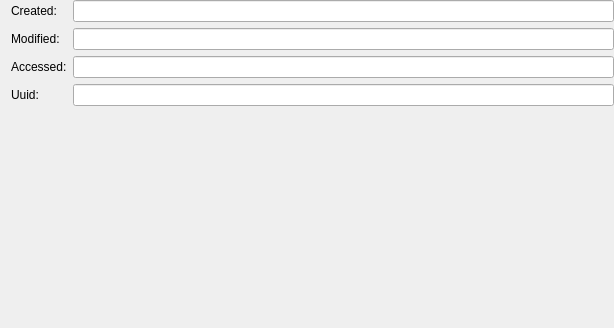
Qt form src/gui/EditWidgetProperties.ui (keepassxreboot/keepassxc) before a commit.
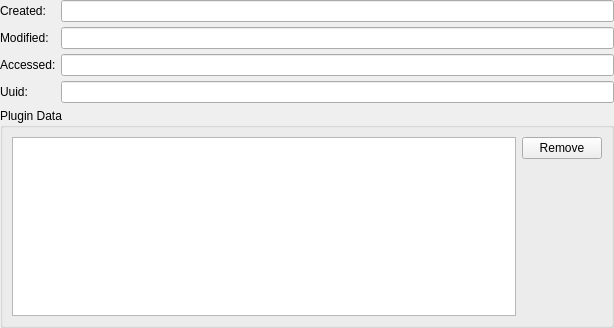
The same form after that commit.

Commit message:
Introduced missing CustomData on Group and Entry
Introduce missing CustomData-attributes of KDBX4 format to allow
storing of plugin data for groups and entries - adopt Metadata to use
the same storage mechanism
Add simple view for CustomData as part of EditWidgetProperties
Tracking of CustomData-Modification using SIGNAL-SLOT update-mechanism

Patch:
```diff
--- a/src/gui/EditWidgetProperties.ui
+++ b/src/gui/EditWidgetProperties.ui
@@ -10,9 +10,12 @@
     <height>328</height>
    </rect>
   </property>
-  <layout class="QFormLayout" name="formLayout">
-   <property name="fieldGrowthPolicy">
-    <enum>QFormLayout::ExpandingFieldsGrow</enum>
+  <layout class="QVBoxLayout" name="verticalLayout" stretch="0,0">
+   <property name="spacing">
+    <number>5</number>
+   </property>
+   <property name="leftMargin">
+    <number>0</number>
    </property>
    <property name="topMargin">
     <number>0</number>
@@ -23,48 +26,50 @@
    <property name="bottomMargin">
     <number>0</number>
    </property>
-   <item row="1" column="1">
-    <widget class="QLineEdit" name="createdEdit">
-     <property name="sizePolicy">
-      <sizepolicy hsizetype="Expanding" vsizetype="Fixed">
-       <horstretch>0</horstretch>
-       <verstretch>0</verstretch>
-      </sizepolicy>
-     </property>
-     <property name="readOnly">
-      <bool>true</bool>
-     </property>
-    </widget>
-   </item>
-   <item row="2" column="1">
-    <widget class="QLineEdit" name="modifiedEdit">
-     <property name="sizePolicy">
-      <sizepolicy hsizetype="Expanding" vsizetype="Fixed">
-       <horstretch>0</horstretch>
-       <verstretch>0</verstretch>
-      </sizepolicy>
-     </property>
-     <property name="readOnly">
-      <bool>true</bool>
-     </property>
-    </widget>
-   </item>
+   <item>
+    <layout class="QFormLayout" name="formLayout_2">
    <item row="1" column="0">
-    <widget class="QLabel" name="label_2">
+      <widget class="QLabel" name="labelCreated">
      <property name="text">
       <string>Created:</string>
      </property>
     </widget>
    </item>
+     <item row="1" column="1">
+      <widget class="QLineEdit" name="createdEdit">
+       <property name="sizePolicy">
+        <sizepolicy hsizetype="Expanding" vsizetype="Fixed">
+         <horstretch>0</horstretch>
+         <verstretch>0</verstretch>
+        </sizepolicy>
+       </property>
+       <property name="readOnly">
+        <bool>true</bool>
+       </property>
+      </widget>
+     </item>
    <item row="2" column="0">
-    <widget class="QLabel" name="label">
+      <widget class="QLabel" name="labelModfied">
      <property name="text">
       <string>Modified:</string>
      </property>
     </widget>
    </item>
+     <item row="2" column="1">
+      <widget class="QLineEdit" name="modifiedEdit">
+       <property name="sizePolicy">
+        <sizepolicy hsizetype="Expanding" vsizetype="Fixed">
+         <horstretch>0</horstretch>
+         <verstretch>0</verstretch>
+        </sizepolicy>
+       </property>
+       <property name="readOnly">
+        <bool>true</bool>
+       </property>
+      </widget>
+     </item>
    <item row="3" column="0">
-    <widget class="QLabel" name="label_3">
+      <widget class="QLabel" name="labelAccessed">
      <property name="text">
       <string>Accessed:</string>
      </property>
@@ -78,7 +83,7 @@
     </widget>
    </item>
    <item row="4" column="0">
-    <widget class="QLabel" name="label_4">
+      <widget class="QLabel" name="labelUuid">
      <property name="text">
       <string>Uuid:</string>
      </property>
@@ -89,6 +94,60 @@
      <property name="readOnly">
       <bool>true</bool>
      </property>
+      </widget>
+     </item>
+    </layout>
+   </item>
+   <item>
+    <widget class="QGroupBox" name="groupBox">
+     <property name="title">
+      <string>Plugin Data</string>
+     </property>
+     <layout class="QHBoxLayout" name="horizontalLayout">
+      <item>
+       <widget class="QTableView" name="customDataTable">
+        <property name="editTriggers">
+         <set>QAbstractItemView::NoEditTriggers</set>
+        </property>
+        <property name="selectionBehavior">
+         <enum>QAbstractItemView::SelectRows</enum>
+        </property>
+        <attribute name="horizontalHeaderVisible">
+         <bool>false</bool>
+        </attribute>
+        <attribute name="horizontalHeaderStretchLastSection">
+         <bool>true</bool>
+        </attribute>
+        <attribute name="verticalHeaderVisible">
+         <bool>false</bool>
+        </attribute>
+       </widget>
+      </item>
+      <item>
+       <layout class="QVBoxLayout" name="verticalLayout_2">
+        <item>
+         <widget class="QPushButton" name="removeCustomDataButton">
+          <property name="text">
+           <string>Remove</string>
+          </property>
+         </widget>
+        </item>
+        <item>
+         <spacer name="verticalSpacer">
+          <property name="orientation">
+           <enum>Qt::Vertical</enum>
+          </property>
+          <property name="sizeHint" stdset="0">
+           <size>
+            <width>20</width>
+            <height>40</height>
+           </size>
+          </property>
+         </spacer>
+        </item>
+       </layout>
+      </item>
+     </layout>
     </widget>
    </item>
   </layout>
```
Lines whose indentation alone changed are shown as unchanged. The commit also changes 17 other files.
